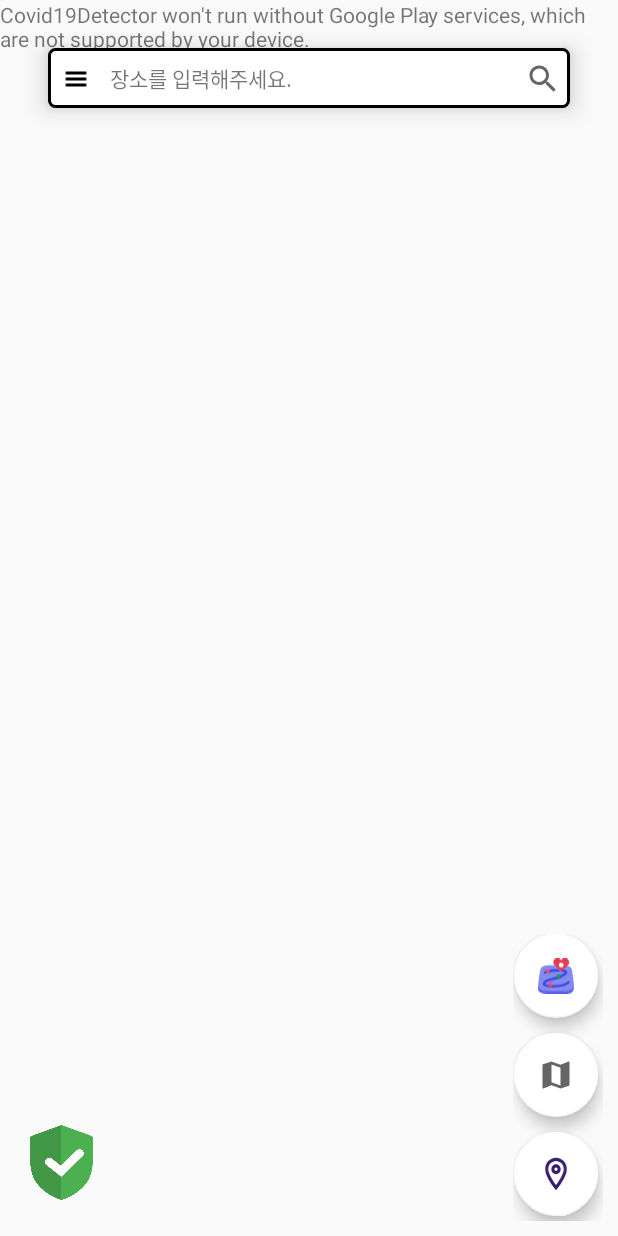
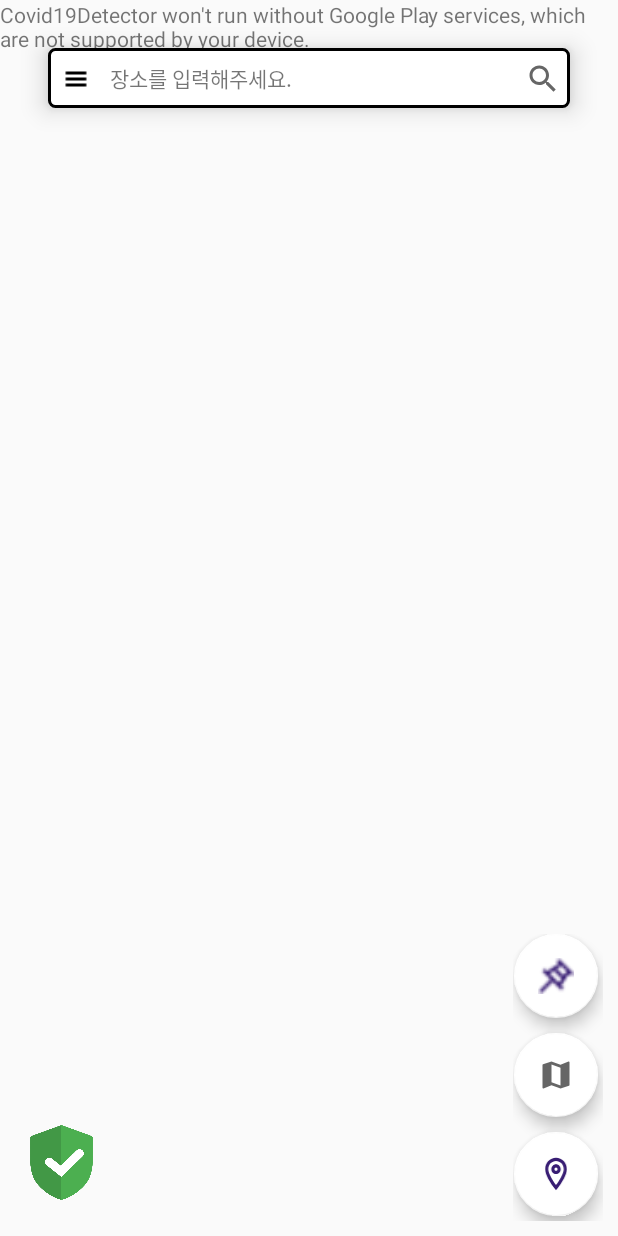
Before and after one commit to YONGJAEEE/Covid19_Detector, an Android app: the screen it shows after launch (MainActivity), on a phone screen of 412 x 824 dp. Run offline under Robolectric (Android 15) with nearby library versions, the phone set to English and light mode, and no system bars; our stand-ins replace data binding; 2 statements that could not run were skipped.

Commit message:
이미지 추가

```diff
--- a/Android/Covid19Detector/app/src/main/res/layout/activity_main.xml
+++ b/Android/Covid19Detector/app/src/main/res/layout/activity_main.xml
@@ -112,7 +112,7 @@
                 android:layout_width="wrap_content"
                 android:layout_height="wrap_content"
                 app:backgroundTint="@color/white"
-                android:src="@drawable/ic_icon"
+                android:src="@drawable/vector"
                 android:layout_marginEnd="3dp"
                 app:layout_constraintEnd_toEndOf="@id/fab_layout"
                 app:layout_constraintTop_toTopOf="@+id/fab_layout"/>
```
Also changed, not shown: Android/Covid19Detector/app/src/main/java/com/example/covid19detector/view/MainActivity.kt (+5 -3 lines), Android/Covid19Detector/app/src/main/res/drawable-v24/vector.png (added).
